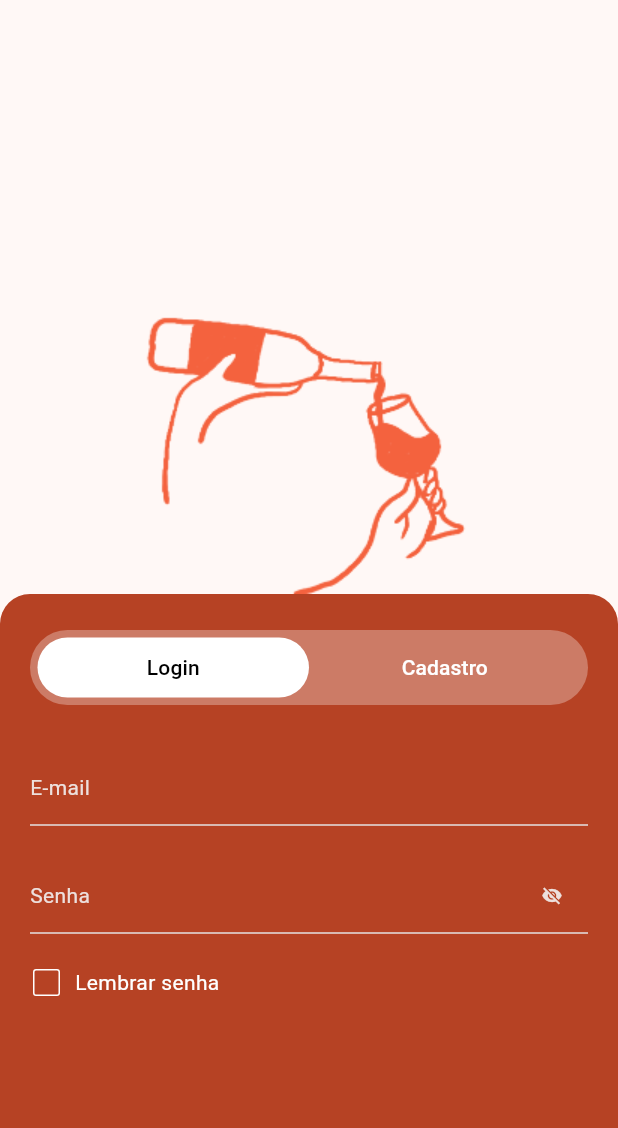
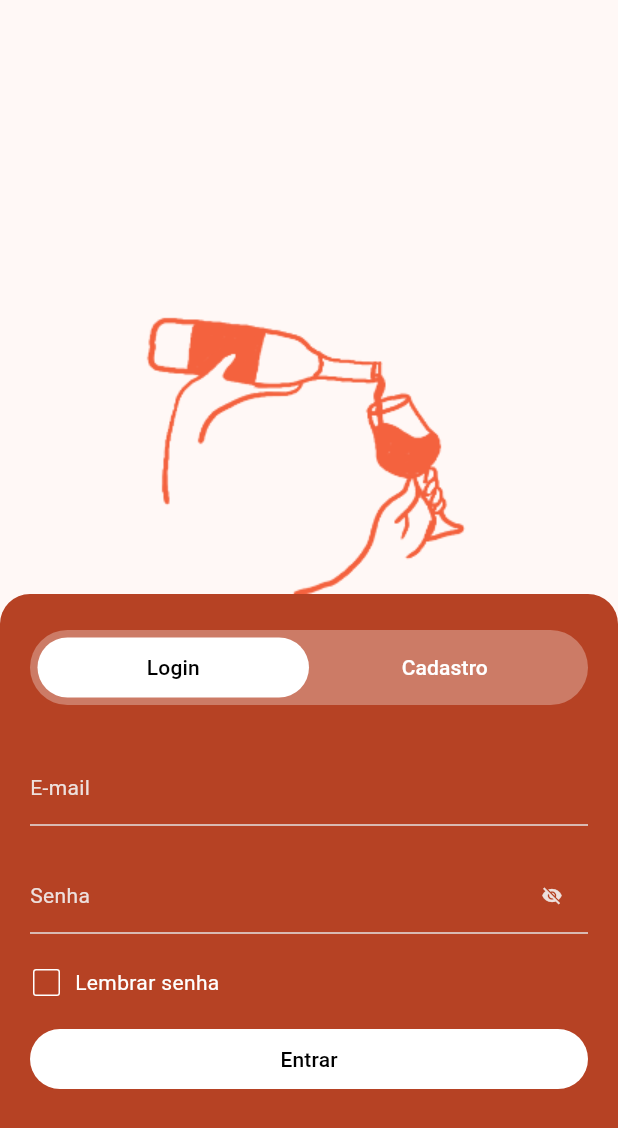
Before and after one commit to ceduardolima/sommelier, a Flutter app: the screen it shows after launch, on a phone screen of 412 x 824 dp. Shown: the top 1128 px of the screen. Run offline on Flutter 3.47's test engine with Material 3 defaults, Android fonts, the phone set to English and light mode, and no system bars; drawn by our look-alikes of flutter_form_builder; our stand-ins replace form_builder_validators, go_router.

Commit message:
adding signIn button

```diff
--- a/lib/ui/core/localization/applocalization.dart
+++ b/lib/ui/core/localization/applocalization.dart
@@ -19,6 +19,7 @@ class AppLocalization {
     'fieldRequired': 'Campo obrigatório',
     'invalidEmail': 'E-mail inválido',
     'rememberPassword': "Lembrar senha",
+    'signIn': 'Entrar',
   };
 
   String get(String label) => _strings[label] ?? '[${label.toUpperCase()}]';
--- a/lib/ui/core/themes/theme.dart
+++ b/lib/ui/core/themes/theme.dart
@@ -9,7 +9,6 @@ abstract final class AppTheme {
     textTheme: _textTheme,
     colorScheme: AppColors.lightColorScheme,
     inputDecorationTheme: InputDecorationTheme(
-      constraints: BoxConstraints.expand(height: 56),
       border: UnderlineInputBorder(
         borderSide: BorderSide(color: Color(0xFFE5E1E1)),
       ),
--- a/lib/ui/login/widgets/login_screen.dart
+++ b/lib/ui/login/widgets/login_screen.dart
@@ -1,8 +1,10 @@
 import 'package:flutter/material.dart';
 import 'package:flutter_form_builder/flutter_form_builder.dart';
+import 'package:logging/logging.dart';
 import 'package:sommelier/ui/core/localization/applocalization.dart';
 import 'package:sommelier/ui/core/static/assets.dart';
 import 'package:sommelier/ui/core/themes/dimens.dart';
+import 'package:sommelier/ui/core/ui/widgets/FlatButton.dart';
 import 'package:sommelier/ui/core/ui/widgets/bottom_sheet_container.dart';
 import 'package:sommelier/ui/login/widgets/email_input.dart';
 import 'package:sommelier/ui/login/widgets/login_switcher.dart';
@@ -56,6 +58,9 @@ class __LoginBottomSheetState extends State<_LoginBottomSheet> {
   final _duration = Duration(milliseconds: 200);
   final _curve = Curves.easeInOutCubic;
   final _formKey = GlobalKey<FormBuilderState>();
+  final _log = Logger("LoginBottomSheet");
+
+  FormBuilderState? get _formState => _formKey.currentState;
 
   @override
   void initState() {
@@ -82,11 +87,18 @@ class __LoginBottomSheetState extends State<_LoginBottomSheet> {
                 children: [
                   Column(
                     spacing: Dimens.middle.toDouble(),
-                    crossAxisAlignment: CrossAxisAlignment.start,
+                    crossAxisAlignment: CrossAxisAlignment.stretch,
                     children: [
                       EmailInput(name: "username"),
                       PasswordInput(name: "password"),
                       RememberPasswordButton(name: "remember"),
+                      FlatButton(
+                        onPressed: () {
+                          _formState?.saveAndValidate();
+                          _log.info(_formState?.value);
+                        },
+                        text: AppLocalization.of(context).get("signIn"),
+                      ),
                     ],
                   ),
                   Container(
--- a/lib/ui/login/widgets/remember_password_button.dart
+++ b/lib/ui/login/widgets/remember_password_button.dart
@@ -4,8 +4,13 @@ import 'package:sommelier/ui/core/localization/applocalization.dart';
 import 'package:sommelier/ui/core/themes/dimens.dart';
 
 class RememberPasswordButton extends StatefulWidget {
-  const RememberPasswordButton({super.key, required this.name});
+  const RememberPasswordButton({
+    super.key,
+    required this.name,
+    this.initialValue = false,
+  });
   final String name;
+  final bool initialValue;
 
   @override
   State<RememberPasswordButton> createState() => _RememberPasswordButtonState();
@@ -18,6 +23,7 @@ class _RememberPasswordButtonState extends State<RememberPasswordButton> {
   Widget build(BuildContext context) {
     return FormBuilderField(
       name: widget.name,
+      initialValue: widget.initialValue,
       builder: (state) {
         return InkWell(
           onTap: () {
```
